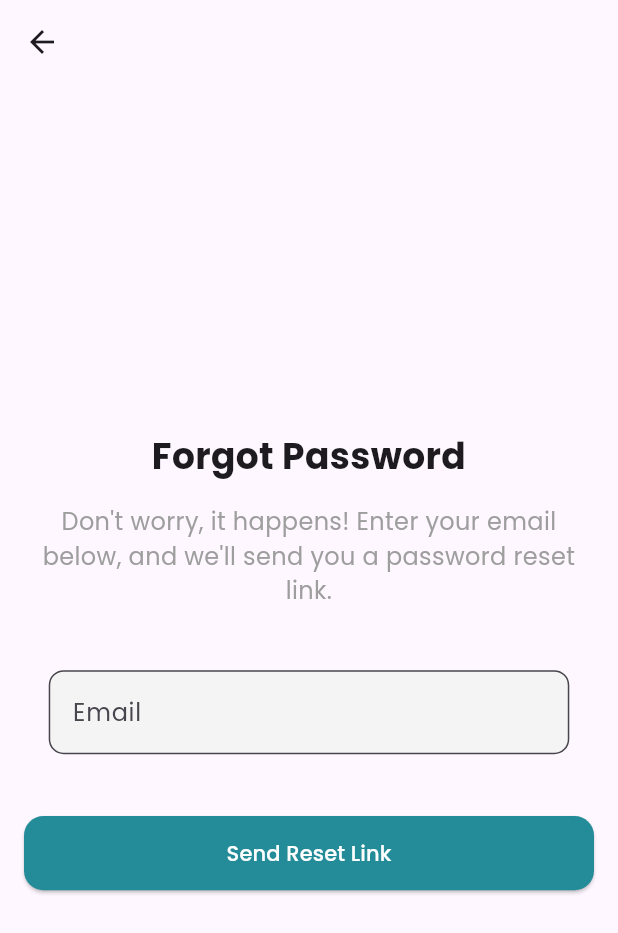
After one commit to adhilfouzi/playtime, a Flutter app: the EmailVerificationScreen screen opened directly, on a phone screen of 412 x 824 dp. The commit adds this screen. Shown: the top 933 px of the screen. Run offline on Flutter 3.47's test engine with Material 3 defaults, Android fonts, the phone set to English and light mode, and no system bars; our stand-ins replace cloud_firestore, firebase_auth, firebase_core, flutter_bloc, flutter_spinkit, flutter_svg and 2 more; accounts and stored records are empty.

Commit message:
make firebase perfect

```diff
--- a/lib/main.dart
+++ b/lib/main.dart
@@ -3,6 +3,7 @@ import 'package:flutter_bloc/flutter_bloc.dart';
 import 'package:firebase_core/firebase_core.dart';
 import 'model/backend/repositories/firebase_options.dart';
 import 'view/onboarding/screens/splash_screen.dart';
+import 'view_model/bloc/emailverification/emailverification_bloc.dart';
 import 'view_model/bloc/signin_bloc/signin_bloc.dart';
 import 'view_model/bloc/signup_bloc/signup_bloc.dart';
 import 'view_model/cubit/checkbox/checkbox_cubit.dart';
@@ -33,6 +34,7 @@ class MyApp extends StatelessWidget {
         BlocProvider(create: (context) => SignupBloc()),
         BlocProvider(create: (context) => SigninBloc()),
         BlocProvider(create: (context) => CheckboxCubit()),
+        BlocProvider(create: (context) => EmailVerificationBloc()),
         // Add more Bloc providers if needed
       ],
       child: MaterialApp(
--- a/lib/model/backend/repositories/authentication/firebase_authentication.dart
+++ b/lib/model/backend/repositories/authentication/firebase_authentication.dart
@@ -1,5 +1,6 @@
 import 'package:firebase_auth/firebase_auth.dart';
 
+import '../user/user_repositories.dart';
 import 'firebase_exceptionhandler.dart';
 
 class AuthenticationRepository {
@@ -16,14 +17,23 @@ class AuthenticationRepository {
     }
   }
 
-  Future<User?> signInWithEmailAndPassword(
-      String email, String password) async {
+  Future<bool> signInWithEmailAndPassword(String email, String password) async {
     try {
       UserCredential userCredential = await _auth.signInWithEmailAndPassword(
         email: email,
         password: password,
       );
-      return userCredential.user;
+      final user = await UserRepository().getUserById(userCredential.user!.uid);
+
+      return user.isUser;
+    } catch (e) {
+      throw ExceptionHandler.handleException(e);
+    }
+  }
+
+  Future<void> sendPasswordResetEmail(String email) async {
+    try {
+      await _auth.sendPasswordResetEmail(email: email);
     } catch (e) {
       throw ExceptionHandler.handleException(e);
     }
--- a/lib/model/data_model/user_model.dart
+++ b/lib/model/data_model/user_model.dart
@@ -6,6 +6,7 @@ class UserModel {
   final String email;
   final String password;
   final String profile;
+  final bool isUser;
 
   UserModel({
     required this.name,
@@ -13,8 +14,20 @@ class UserModel {
     required this.email,
     required this.password,
     required this.profile,
+    required this.isUser,
   });
 
+  // Factory constructor to create UserModel from JSON data
+  factory UserModel.fromJson(Map<String, dynamic> json) {
+    return UserModel(
+      name: json['name'],
+      number: json['number'],
+      email: json['email'],
+      password: json['password'],
+      profile: json['profile'],
+      isUser: json['isUser'],
+    );
+  }
   Map<String, dynamic> toJson() {
     return {
       'name': name,
@@ -22,6 +35,7 @@ class UserModel {
       'email': email,
       'password': password,
       'profile': profile,
+      'isUser': isUser,
     };
   }
 
--- /dev/null
+++ b/lib/view/onboarding/screens/forget/forgetpassword/emailverification.dart
@@ -0,0 +1,85 @@
+import 'package:flutter/material.dart';
+import 'package:flutter_bloc/flutter_bloc.dart';
+import '../../../../../model/controller/validator.dart';
+import '../../../../../utils/portion/button.dart';
+import '../../../../../utils/portion/snackbar.dart';
+import '../../../../../utils/portion/textfield.dart';
+import '../../../../../view_model/bloc/emailverification/emailverification_bloc.dart';
+import 'sentemail_screen.dart';
+
+class EmailVerificationScreen extends StatelessWidget {
+  final TextEditingController emailTextEditingController =
+      TextEditingController();
+  final GlobalKey<FormState> emailFormKey = GlobalKey<FormState>();
+
+  EmailVerificationScreen({super.key});
+
+  @override
+  Widget build(BuildContext context) {
+    return Scaffold(
+      appBar: AppBar(),
+      body: BlocListener<EmailVerificationBloc, EmailVerificationState>(
+        listener: (context, state) {
+          if (state is EmailVerificationError) {
+            CustomSnackBar.showError(context, state.error);
+            Navigator.of(context).pop();
+          } else if (state is EmailVerificationSuccess) {
+            Navigator.of(context).pushReplacement(MaterialPageRoute(
+                builder: (context) => SentEmailScreen(
+                      email: emailTextEditingController.text,
+                    )));
+          }
+        },
+        child: Padding(
+          padding: const EdgeInsets.all(16.0),
+          child: Column(
+            crossAxisAlignment: CrossAxisAlignment.stretch,
+            mainAxisAlignment: MainAxisAlignment.center,
+            children: [
+              const Text(
+                'Forgot Password',
+                style: TextStyle(
+                  fontSize: 24,
+                  fontWeight: FontWeight.bold,
+                ),
+                textAlign: TextAlign.center,
+              ),
+              const SizedBox(height: 16),
+              const Text(
+                "Don't worry, it happens! Enter your email below, and we'll send you a password reset link.",
+                style: TextStyle(
+                  fontSize: 16,
+                  color: Colors.grey,
+                ),
+                textAlign: TextAlign.center,
+              ),
+              const SizedBox(height: 32),
+              Form(
+                key: emailFormKey,
+                child: MyTextField(
+                  textInputAction: TextInputAction.next,
+                  controller: emailTextEditingController,
+                  hintText: 'Email',
+                  keyboardType: TextInputType.emailAddress,
+                  validator: (value) => InputValidators.validateEmail(value),
+                ),
+              ),
+              const SizedBox(height: 32),
+              Button().mainButton(
+                'Send Reset Link',
+                context,
+                () {
+                  if (!emailFormKey.currentState!.validate()) return;
+                  final email = emailTextEditingController.text.trim();
+                  context.read<EmailVerificationBloc>().add(
+                      EmailVerificationRequested(
+                          email: email, context: context));
+                },
+              ),
+            ],
+          ),
+        ),
+      ),
+    );
+  }
+}
--- /dev/null
+++ b/lib/view_model/bloc/emailverification/emailverification_bloc.dart
@@ -0,0 +1,24 @@
+import 'package:flutter/material.dart';
+import 'package:flutter_bloc/flutter_bloc.dart';
+import '../../../model/backend/repositories/authentication/firebase_authentication.dart';
+import '../../../utils/portion/loadingpopup.dart';
+part 'emailverification_event.dart';
+part 'emailverification_state.dart';
+
+class EmailVerificationBloc
+    extends Bloc<EmailVerificationEvent, EmailVerificationState> {
+  EmailVerificationBloc() : super(EmailverificationInitial()) {
+    on<EmailVerificationRequested>(onEmailVerificationRequested);
+  }
+  void onEmailVerificationRequested(EmailVerificationRequested event,
+      Emitter<EmailVerificationState> emit) async {
+    emit(EmailVerificationLoading());
+    Navigator.of(event.context)
+        .push(MaterialPageRoute(builder: (context) => const LoadingPopup()));
+    await AuthenticationRepository().sendPasswordResetEmail(event.email);
+    emit(EmailVerificationSuccess());
+    try {} catch (e) {
+      emit(EmailVerificationError(error: e.toString()));
+    }
+  }
+}
--- /dev/null
+++ b/lib/view_model/bloc/emailverification/emailverification_event.dart
@@ -0,0 +1,14 @@
+part of 'emailverification_bloc.dart';
+
+@immutable
+sealed class EmailVerificationEvent {}
+
+final class EmailVerificationRequested extends EmailVerificationEvent {
+  final String email;
+  final BuildContext context;
+
+  EmailVerificationRequested({
+    required this.context,
+    required this.email,
+  });
+}
--- /dev/null
+++ b/lib/view_model/bloc/emailverification/emailverification_state.dart
@@ -0,0 +1,15 @@
+part of 'emailverification_bloc.dart';
+
+@immutable
+sealed class EmailVerificationState {}
+
+final class EmailverificationInitial extends EmailVerificationState {}
+
+final class EmailVerificationLoading extends EmailVerificationState {}
+
+final class EmailVerificationSuccess extends EmailVerificationState {}
+
+final class EmailVerificationError extends EmailVerificationState {
+  final String error;
+  EmailVerificationError({required this.error});
+}
--- a/lib/view_model/bloc/signin_bloc/signin_event.dart
+++ b/lib/view_model/bloc/signin_bloc/signin_event.dart
@@ -6,6 +6,8 @@ sealed class SigninEvent {}
 final class SigninRequested extends SigninEvent {
   final String email;
   final String password;
+  final BuildContext context;
 
-  SigninRequested({required this.email, required this.password});
+  SigninRequested(
+      {required this.context, required this.email, required this.password});
 }
--- a/lib/view_model/bloc/signup_bloc/signup_event.dart
+++ b/lib/view_model/bloc/signup_bloc/signup_event.dart
@@ -5,6 +5,7 @@ sealed class SignupEvent {}
 
 final class SignupRequested extends SignupEvent {
   final UserModel user;
+  final BuildContext context;
 
-  SignupRequested({required this.user});
+  SignupRequested({required this.context, required this.user});
 }
--- a/pubspec.yaml
+++ b/pubspec.yaml
@@ -47,6 +47,7 @@ dependencies:
   firebase_auth: ^4.18.0
   cloud_firestore: ^4.16.0
   connectivity_plus: ^6.0.1
+  flutter_spinkit: ^5.2.1
 
 
 dev_dependencies:
```
Also changed, not shown: lib/model/backend/repositories/user/user_repositories.dart (+19 -0 lines), lib/utils/portion/loadingpopup.dart (added, +19 -0 lines), lib/view/onboarding/screens/forget/forgetpassword/sentemail_screen.dart (added, +91 -0 lines), lib/view/onboarding/screens/login_screen.dart (+9 -5 lines), lib/view/onboarding/screens/onboarding_screen.dart (+8 -4 lines), lib/view/onboarding/screens/passwordverify_signup_screen.dart (+63 -64 lines), lib/view/onboarding/screens/signup_screen.dart (+4 -4 lines), lib/view/onboarding/utils/appbar.dart (+1 -9 lines), lib/view_model/bloc/signin_bloc/signin_bloc.dart (+9 -6 lines), lib/view_model/bloc/signup_bloc/signup_bloc.dart (+11 -7 lines), pubspec.lock.
